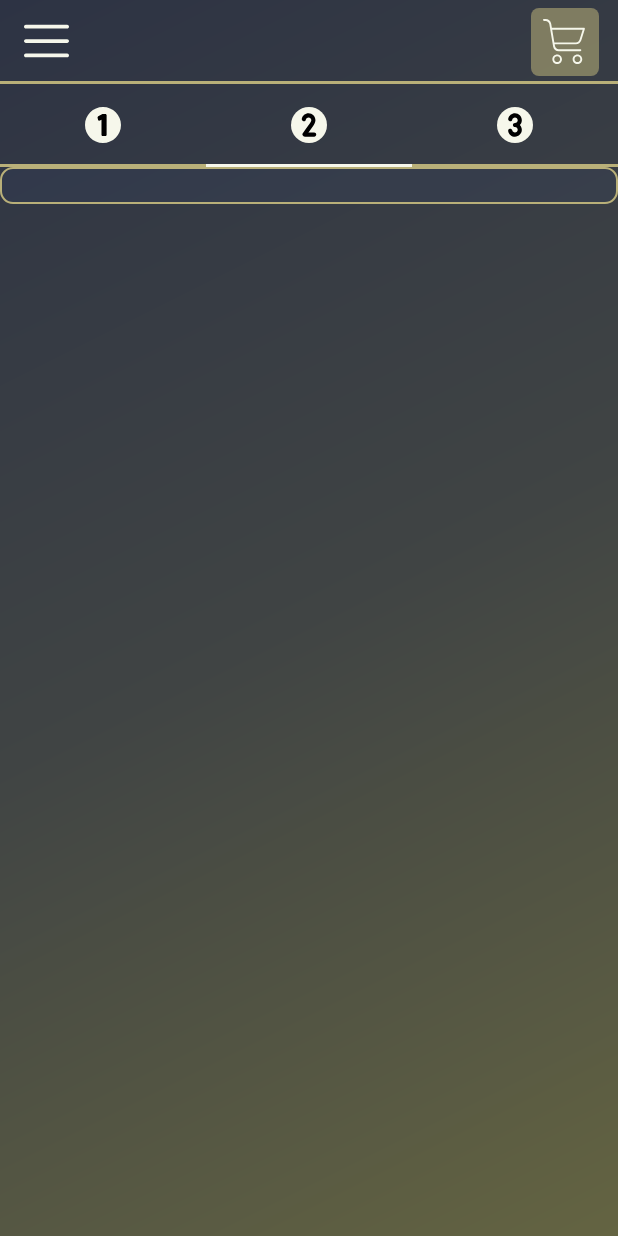
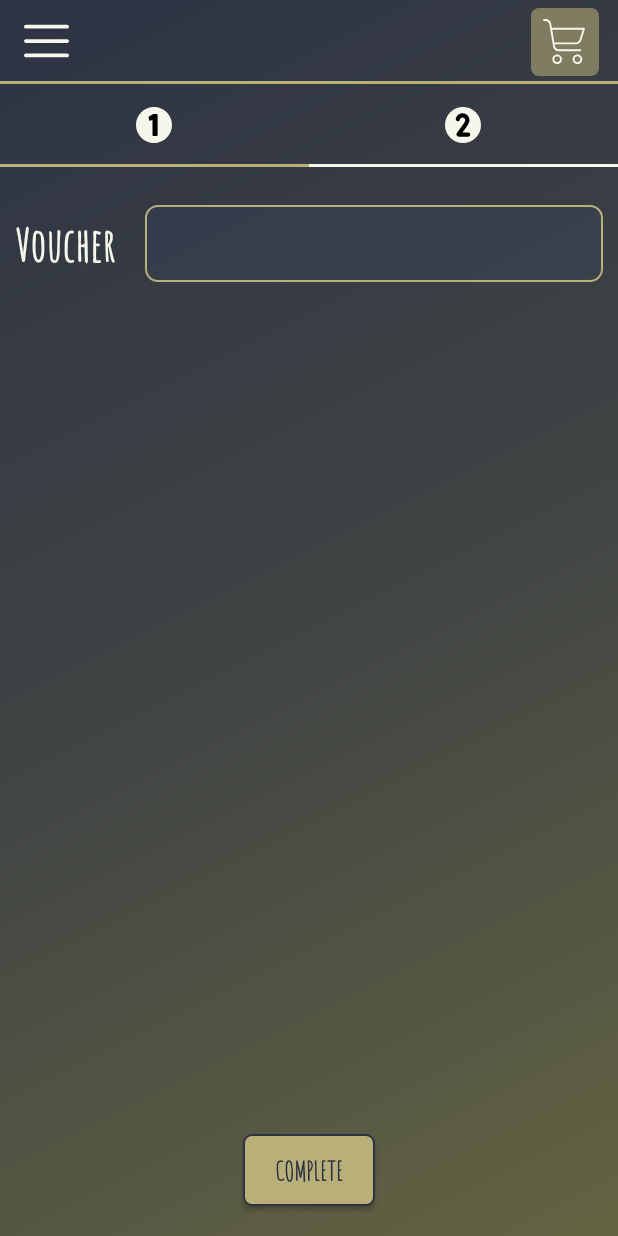
Before and after one commit to cesarpinho/CMOV2021, an Android app: the CartActivity screen opened directly, with no data from a screen before it, after a tap on "NEXT", on a phone screen of 412 x 824 dp. Run offline under Robolectric (Android 15) with nearby library versions, the light colour scheme and no system bars; our stand-ins replace Picasso; pictures from the network do not load.

Commit message:
Finish voucher entry fragment

```diff
--- a/acme/app/src/main/java/org/feup/cp/acme/ui/CartActivity.kt
+++ b/acme/app/src/main/java/org/feup/cp/acme/ui/CartActivity.kt
@@ -27,6 +27,16 @@ class CartActivity : AppCompatActivity() {
      * Pager adapter instance
      */
     private lateinit var pagerAdapter: PagerAdapter
+
+    /**
+     * Voucher tab lock indicator
+     */
+    private var lockVoucher = true
+
+    /**
+     * QRCode tab lock indicator
+     */
+    private var lockQRCode = true
 
     /**
      * Creates the cart activity
@@ -61,9 +71,12 @@ class CartActivity : AppCompatActivity() {
      * Add voucher tab to the tab bar
      */
     fun addVoucherTab() {
+        if (lockVoucher) {
             pagerAdapter.addFragment(VoucherEntryFragment.newInstance(this))
             pagerAdapter.notifyDataSetChanged()
             addTabIcons()
+            lockVoucher = false
+        }
         viewPager.setCurrentItem(1, true)
     }
 
@@ -71,9 +84,12 @@ class CartActivity : AppCompatActivity() {
      * Add qr code tab to the tab bar
      */
     fun addQRCodeTab() {
+        if (lockQRCode) {
             pagerAdapter.addFragment(QRCodeFragment.newInstance())
             pagerAdapter.notifyDataSetChanged()
             addTabIcons()
+            lockQRCode = false
+        }
         viewPager.setCurrentItem(2, true)
     }
 
--- a/acme/app/src/main/java/org/feup/cp/acme/ui/tabs/cart/VoucherEntryFragment.kt
+++ b/acme/app/src/main/java/org/feup/cp/acme/ui/tabs/cart/VoucherEntryFragment.kt
@@ -4,6 +4,8 @@ import android.os.Bundle
 import android.view.LayoutInflater
 import android.view.View
 import android.view.ViewGroup
+import android.widget.Button
+import android.widget.EditText
 import androidx.fragment.app.Fragment
 import org.feup.cp.acme.R
 import org.feup.cp.acme.ui.CartActivity
@@ -12,7 +14,11 @@ class VoucherEntryFragment(
     /**
      * Cart activity instance
      */
-    private val cartActivity: CartActivity) : Fragment() {
+    private val cartActivity: CartActivity
+) : Fragment() {
+
+    // TODO - Replace Constant Voucher Size
+    private val VOUCHER_SIZE = 8
 
     /**
      * Creates the voucher tab view of the cart
@@ -23,7 +29,26 @@ class VoucherEntryFragment(
         savedInstanceState: Bundle?
     ): View? {
         val view = inflater.inflate(R.layout.fragment_voucher_entry, container, false)
-        cartActivity.addQRCodeTab()
+        val voucherInput = view.findViewById<EditText>(R.id.input_voucher)
+
+        voucherInput.setOnFocusChangeListener { _, hasFocus ->
+            if (!hasFocus)
+                if (voucherInput.text.length < VOUCHER_SIZE + 1)
+                    voucherInput.error =
+                        "Voucher has 9 characters\nOnly can insert one voucher per purchase"
+        }
+
+        view.findViewById<Button>(R.id.btn_complete).setOnClickListener {
+            val voucher = voucherInput.text.toString()
+
+            if (voucher.length < VOUCHER_SIZE + 1 && voucher.isNotEmpty())
+                voucherInput.error =
+                    "Voucher has 9 characters\nOnly can insert one voucher per purchase"
+            else if ((voucher.isNotBlank() && voucherInput.error.isEmpty()) || voucher.isEmpty()) {
+                // TODO - Voucher value to apply
+                cartActivity.addQRCodeTab()
+            }
+        }
         return view
     }
 
--- a/acme/app/src/main/res/layout/fragment_voucher_entry.xml
+++ b/acme/app/src/main/res/layout/fragment_voucher_entry.xml
@@ -5,9 +5,51 @@
     android:layout_height="match_parent"
     tools:context=".ui.tabs.cart.VoucherEntryFragment">
 
+    <TextView
+        android:id="@+id/text_voucher"
+        android:layout_width="wrap_content"
+        android:layout_height="wrap_content"
+        android:layout_alignParentStart="true"
+        android:layout_marginTop="30dp"
+        android:layout_marginStart="10dp"
+        android:layout_marginEnd="10dp"
+        android:labelFor="@id/input_voucher"
+        android:fontFamily="@font/amatic_sc"
+        android:textStyle="bold"
+        android:textSize="30sp"
+        android:textColor="@color/colorLight"
+        android:text="@string/str_voucher"/>
+
     <EditText
-        android:layout_width="match_parent"
+        android:id="@+id/input_voucher"
+        android:layout_width="wrap_content"
         android:layout_height="wrap_content"
-        android:background="@drawable/background_input_text" />
+        android:layout_alignParentEnd="true"
+        android:layout_marginTop="25dp"
+        android:layout_marginStart="10dp"
+        android:layout_marginEnd="10dp"
+        android:padding="5dp"
+        android:layout_toEndOf="@+id/text_voucher"
+        android:background="@drawable/background_input_text"
+        android:fontFamily="@font/amatic_sc"
+        android:textStyle="bold"
+        android:textSize="30sp"
+        android:textColor="@color/colorLight"
+        android:autofillHints=""
+        android:inputType="text" />
+
+    <Button
+        android:id="@+id/btn_complete"
+        android:layout_width="wrap_content"
+        android:layout_height="wrap_content"
+        android:layout_centerHorizontal="true"
+        android:layout_alignParentBottom="true"
+        android:layout_margin="20dp"
+        android:background="@drawable/background_button"
+        android:fontFamily="@font/amatic_sc"
+        android:text="@string/str_complete"
+        android:textColor="@color/colorGunmetal"
+        android:textSize="18sp"
+        android:textStyle="bold" />
 
 </RelativeLayout>
--- a/acme/app/src/main/res/values/strings.xml
+++ b/acme/app/src/main/res/values/strings.xml
@@ -23,4 +23,6 @@
     <string name="str_free_coffee">1 Free Coffee</string>
     <string name="str_hash_tag">#</string>
     <string name="str_next">Next</string>
+    <string name="str_voucher">Voucher</string>
+    <string name="str_complete">Complete</string>
 </resources>
```
Lines whose indentation alone changed are shown as unchanged.
